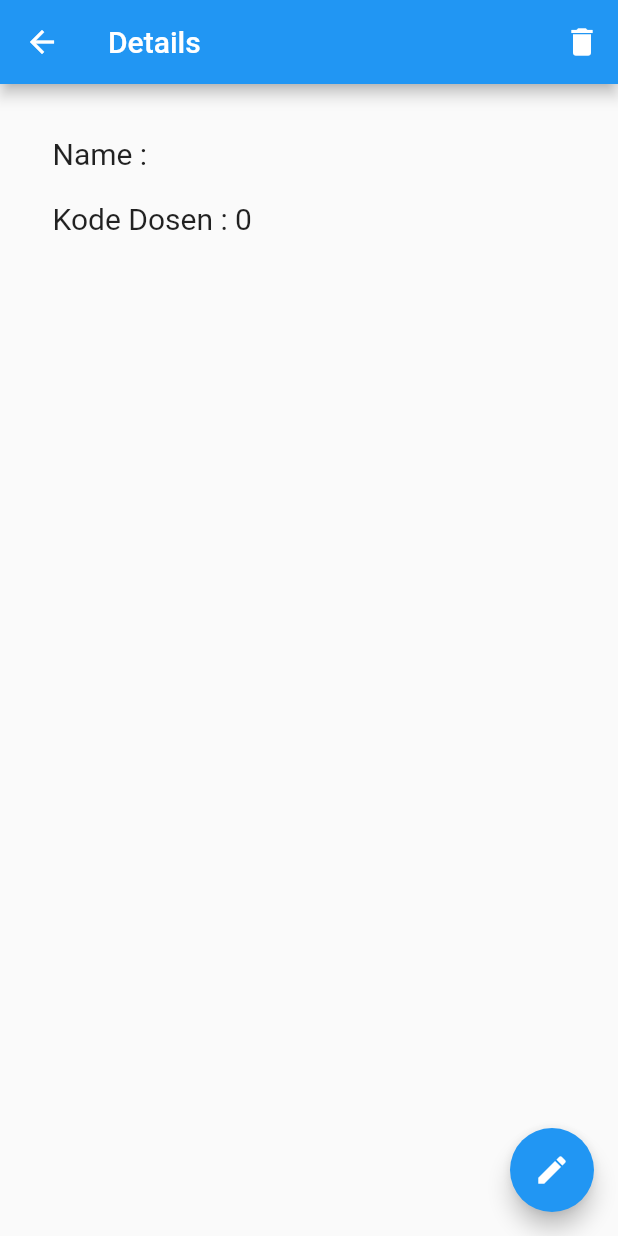
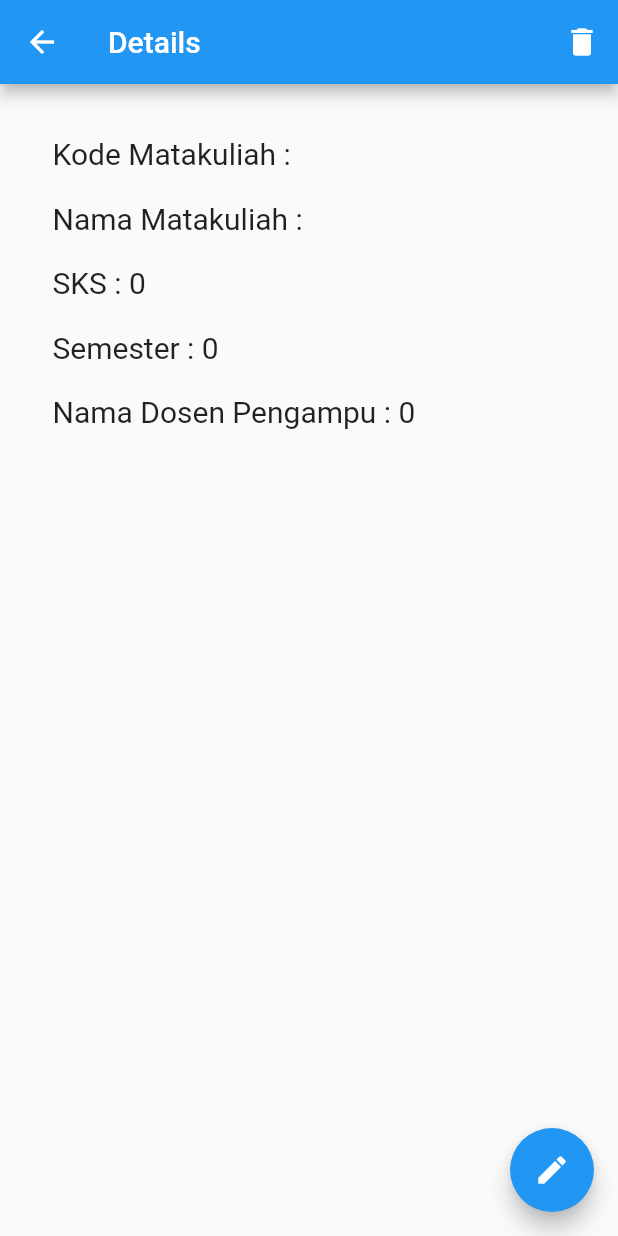
Before and after one commit to siriokun/mat_kul, a Flutter app: the Details screen opened directly with empty values, on a phone screen of 412 x 824 dp. Run offline on Flutter 3.47's test engine with Material 2 defaults, Android fonts, the phone set to English and light mode, and no system bars; network calls fail.

Commit message:
Fix data connection in Flutter

```diff
--- a/flutter/lib/env.dart
+++ b/flutter/lib/env.dart
@@ -1,3 +1,3 @@
 class Env {
-  static String URL_PREFIX = "http://localhost/crud";
+  static String URL_PREFIX = "http://localhost/matkul";
 }
--- a/flutter/lib/main.dart
+++ b/flutter/lib/main.dart
@@ -11,7 +11,7 @@ class App extends StatelessWidget {
   @override
   Widget build(BuildContext context) {
     return MaterialApp(
-      title: 'Mata Kuliah v1.0.0',
+      title: 'Mata Kuliah v1.0.1',
       initialRoute: '/',
       routes: {
         '/': (context) => Home(),
--- a/flutter/lib/screens/create.dart
+++ b/flutter/lib/screens/create.dart
@@ -16,14 +16,20 @@ class _CreateState extends State<Create> {
 // Required for form validations
   final formKey = GlobalKey<FormState>();
 // Handles text onchange
+  TextEditingController kodeController = new TextEditingController();
   TextEditingController nameController = new TextEditingController();
+  TextEditingController sksController = new TextEditingController();
+  TextEditingController semesterController = new TextEditingController();
   TextEditingController dosenController = new TextEditingController();
 // Http post request to create new data
   Future _createStudent() async {
     return await http.post(
       "${Env.URL_PREFIX}/create.php",
       body: {
+        "kode": kodeController.text,
         "name": nameController.text,
+        "sks": sksController.text,
+        "semester": semesterController.text,
         "dosen": dosenController.text,
       },
     );
--- a/flutter/lib/screens/details.dart
+++ b/flutter/lib/screens/details.dart
@@ -71,14 +71,35 @@ class _DetailsState extends State<Details> {
           crossAxisAlignment: CrossAxisAlignment.start,
           children: <Widget>[
             Text(
-              "Name : ${widget.student.name}",
+              "Kode Matakuliah : ${widget.student.kode}",
               style: TextStyle(fontSize: 20),
             ),
             Padding(
               padding: EdgeInsets.all(10),
             ),
             Text(
-              "Kode Dosen : ${widget.student.dosen}",
+              "Nama Matakuliah : ${widget.student.name}",
+              style: TextStyle(fontSize: 20),
+            ),
+            Padding(
+              padding: EdgeInsets.all(10),
+            ),
+            Text(
+              "SKS : ${widget.student.sks}",
+              style: TextStyle(fontSize: 20),
+            ),
+            Padding(
+              padding: EdgeInsets.all(10),
+            ),
+            Text(
+              "Semester : ${widget.student.semester}",
+              style: TextStyle(fontSize: 20),
+            ),
+            Padding(
+              padding: EdgeInsets.all(10),
+            ),
+            Text(
+              "Nama Dosen Pengampu : ${widget.student.dosen}",
               style: TextStyle(fontSize: 20),
             ),
           ],
--- a/flutter/lib/screens/edit.dart
+++ b/flutter/lib/screens/edit.dart
@@ -15,7 +15,10 @@ class _EditState extends State<Edit> {
 // This is  for form validations
   final formKey = GlobalKey<FormState>();
 // This is for text onChange
+  TextEditingController kodeController;
   TextEditingController nameController;
+  TextEditingController sksController;
+  TextEditingController semesterController;
   TextEditingController dosenController;
 // Http post request
   Future editStudent() async {
@@ -23,7 +26,10 @@ class _EditState extends State<Edit> {
       "${Env.URL_PREFIX}/update.php",
       body: {
         "id": widget.student.id.toString(),
+        "kode": kodeController.text,
         "name": nameController.text,
+        "sks": sksController.text,
+        "semester": semesterController.text,
         "dosen": dosenController.text
       },
     );
```
Also changed, not shown: flutter/lib/widgets/form.dart (+27 -13 lines).
